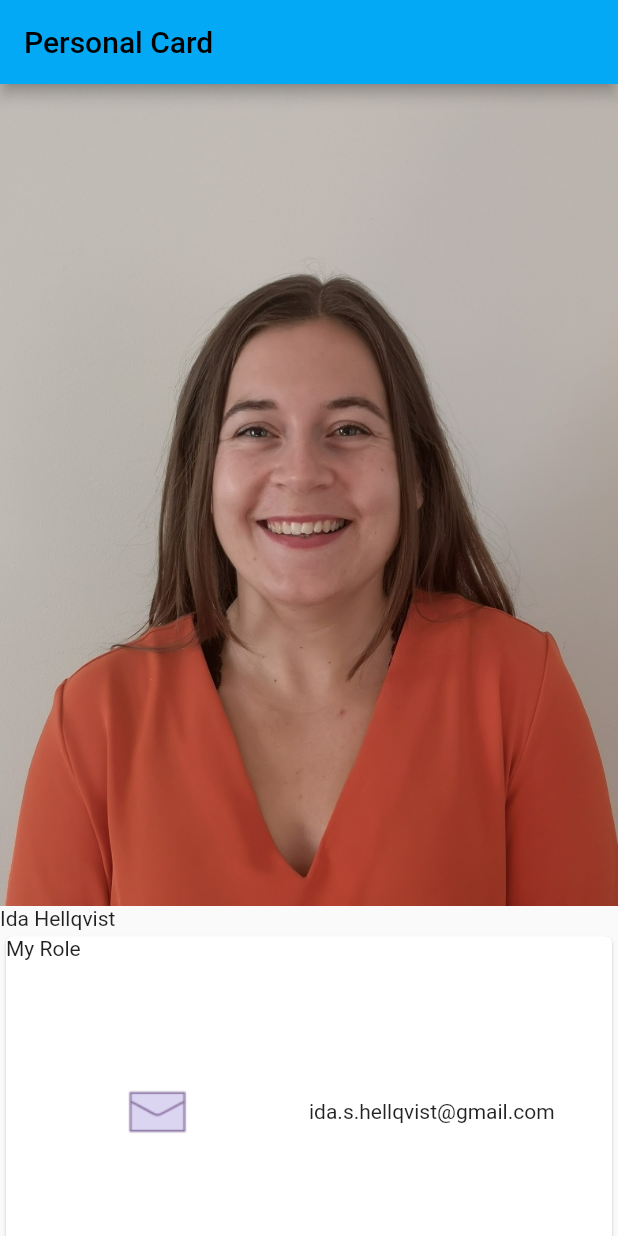
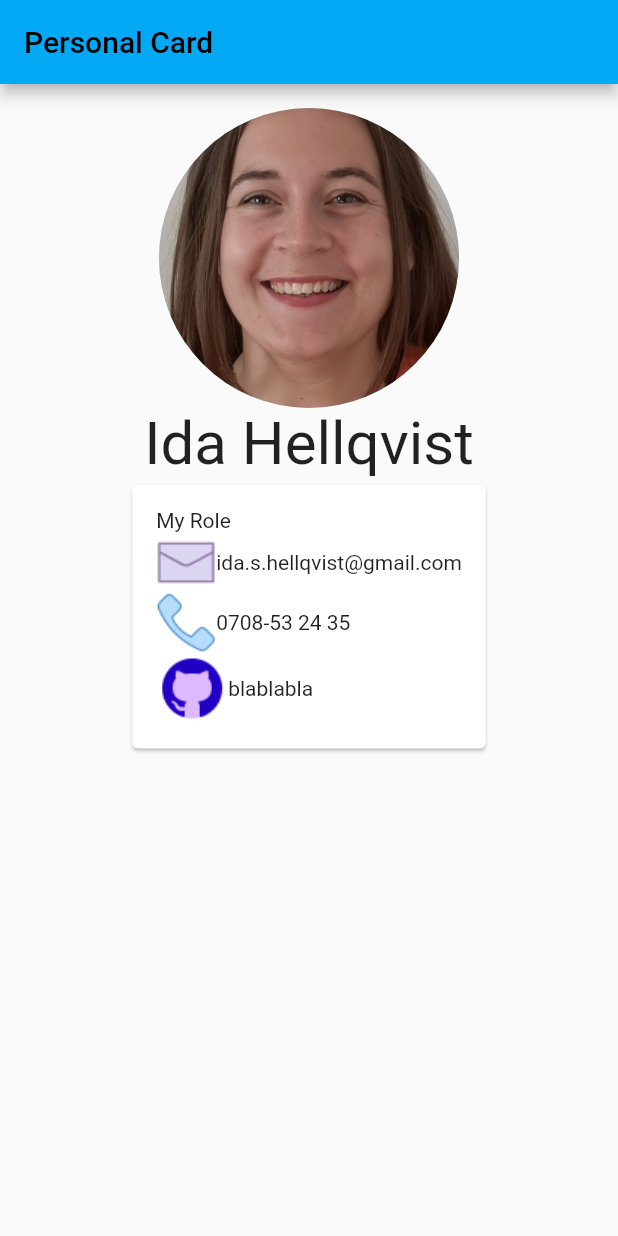
Before and after one commit to littlepadawan/intro-to-flutter, a Flutter app: the screen it shows after launch, on a phone screen of 412 x 824 dp. Run offline on Flutter 3.47's test engine with Material 2 defaults, Android fonts, the phone set to English and light mode, and no system bars; our stand-ins replace google_fonts; Roboto replaces fonts that are missing (Zeyada).

Commit message:
Updating layout - img shape, google fonts, card size

```diff
--- a/my_app/lib/main.dart
+++ b/my_app/lib/main.dart
@@ -1,4 +1,5 @@
 import 'package:flutter/material.dart';
+import 'package:google_fonts/google_fonts.dart';
 
 void main() {
   runApp(const MyApp());
@@ -32,10 +33,21 @@ class MeCard extends StatelessWidget {
         title: const Text('Personal Card'),
       ),
       body: ListView(
-        // padding: ,
+        padding: const EdgeInsets.all(16),
         children: [
-          Image.asset('images/portrait.jpg'),
-          Text('Ida Hellqvist'),
+          CircleAvatar(
+            backgroundImage: const AssetImage('images/portrait.jpg'),
+            radius: 100,
+            onBackgroundImageError: (error, stacktrace) {
+              debugPrint('Issue loading image: $error, $stacktrace');
+            },
+          ),
+          Center(
+            child: Text(
+              'Ida Hellqvist',
+              style: GoogleFonts.zeyada(fontSize: 40),
+            ),
+          ),
           PersonalCard(),
         ],
       ),
@@ -50,6 +62,8 @@ class PersonalCard extends StatelessWidget {
   Widget build(BuildContext context) {
     return Center(
       child: Card(
+          child: Padding(
+        padding: EdgeInsets.all(16),
         child: Column(
           crossAxisAlignment: CrossAxisAlignment.start,
           children: [
@@ -61,7 +75,7 @@ class PersonalCard extends StatelessWidget {
             cardRow('images/icons8-github-48.png', 'blablabla'),
           ],
         ),
-      ),
+      )),
     );
   }
 }
@@ -71,12 +85,14 @@ Widget cardRow(String iconPath, String details) {
     mainAxisSize: MainAxisSize.min, // Height of rows
     crossAxisAlignment: CrossAxisAlignment.center,
     children: [
-      Expanded(
-        child: Image.asset(iconPath),
-      ),
-      Expanded(
-        child: Text(details),
-      )
+      Image.asset(iconPath),
+      Text(details),
+      // Expanded(
+      //   child: Image.asset(iconPath),
+      // ),
+      // Expanded(
+      //   child: Text(details),
+      // )
     ],
   );
 }
--- a/my_app/pubspec.yaml
+++ b/my_app/pubspec.yaml
@@ -33,6 +33,7 @@ dependencies:
 
   # The following adds the Cupertino Icons font to your application.
   # Use with the CupertinoIcons class for iOS style icons.
+  google_fonts: ^5.1.0
   cupertino_icons: ^1.0.2
 
 dev_dependencies:
@@ -59,6 +60,7 @@ flutter:
   # To add assets to your application, add an assets section, like this:
   assets:
     - images/
+
   #   - images/a_dot_ham.jpeg
 
   # An image asset can refer to one or more resolution-specific "variants", see
```
Also changed, not shown: my_app/pubspec.lock, 1 other file.
